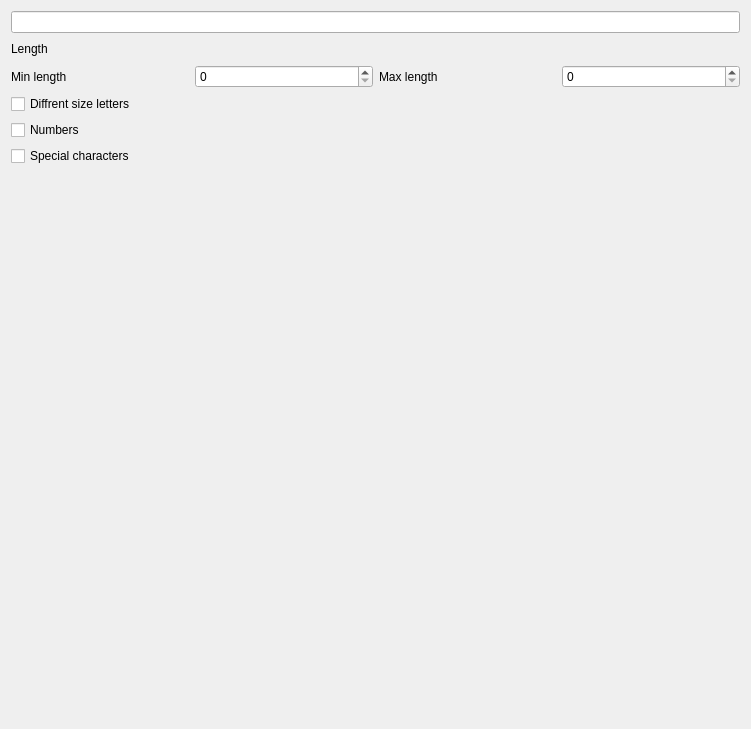
This is src/widgets/passwordverifierwidget.ui in N1vn0vem8er/cutetoolbox as Qt 5 draws it before an edit. The edited form follows.
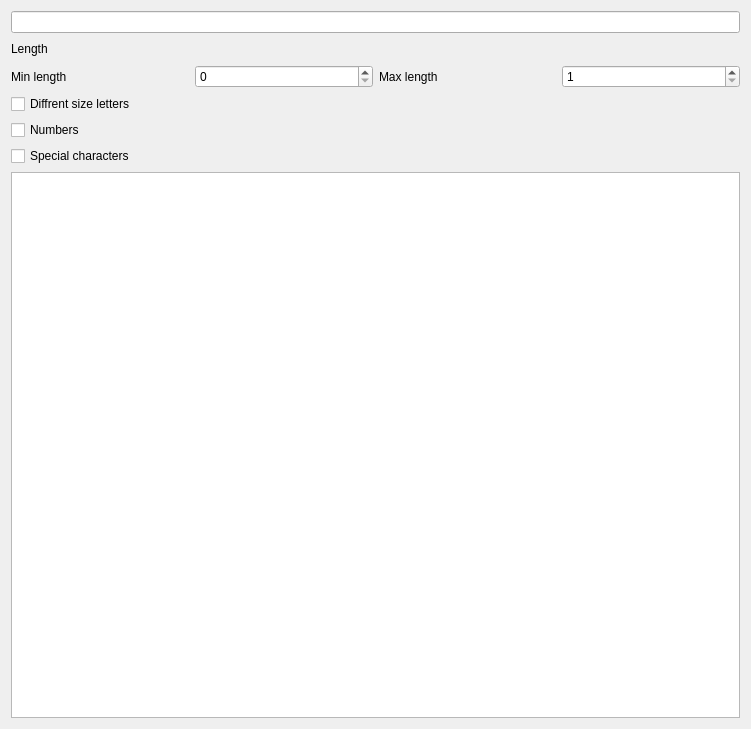
This is the edited form.

Commit message: Implemented checking max and min password length

The edit to the form file:
```diff
--- a/src/widgets/passwordverifierwidget.ui
+++ b/src/widgets/passwordverifierwidget.ui
@@ -79,7 +79,11 @@
       </widget>
      </item>
      <item>
-      <widget class="QSpinBox" name="maxLengthSpinBox"/>
+      <widget class="QSpinBox" name="maxLengthSpinBox">
+       <property name="minimum">
+        <number>1</number>
+       </property>
+      </widget>
      </item>
     </layout>
    </item>
@@ -105,17 +109,17 @@
     </widget>
    </item>
    <item>
-    <spacer name="verticalSpacer">
-     <property name="orientation">
-      <enum>Qt::Orientation::Vertical</enum>
+    <widget class="QListView" name="listView">
+     <property name="autoFillBackground">
+      <bool>false</bool>
      </property>
-     <property name="sizeHint" stdset="0">
-      <size>
-       <width>20</width>
-       <height>40</height>
-      </size>
+     <property name="editTriggers">
+      <set>QAbstractItemView::EditTrigger::NoEditTriggers</set>
      </property>
-    </spacer>
+     <property name="selectionMode">
+      <enum>QAbstractItemView::SelectionMode::NoSelection</enum>
+     </property>
+    </widget>
    </item>
   </layout>
  </widget>
```
The commit also changes 1 other file.
